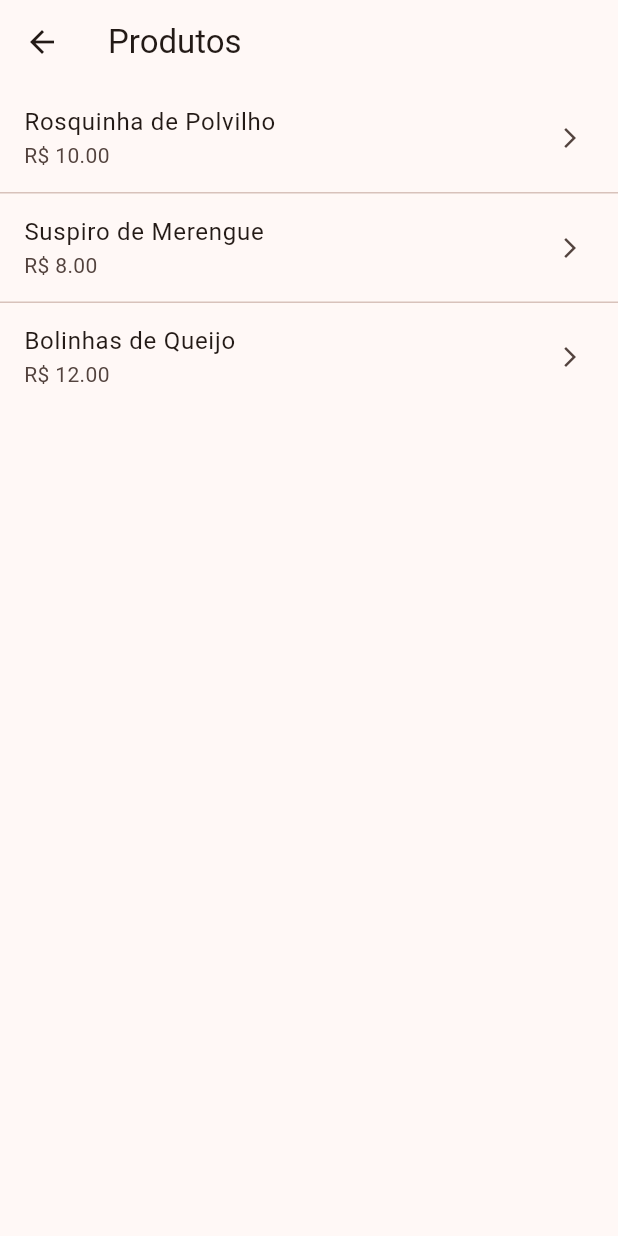
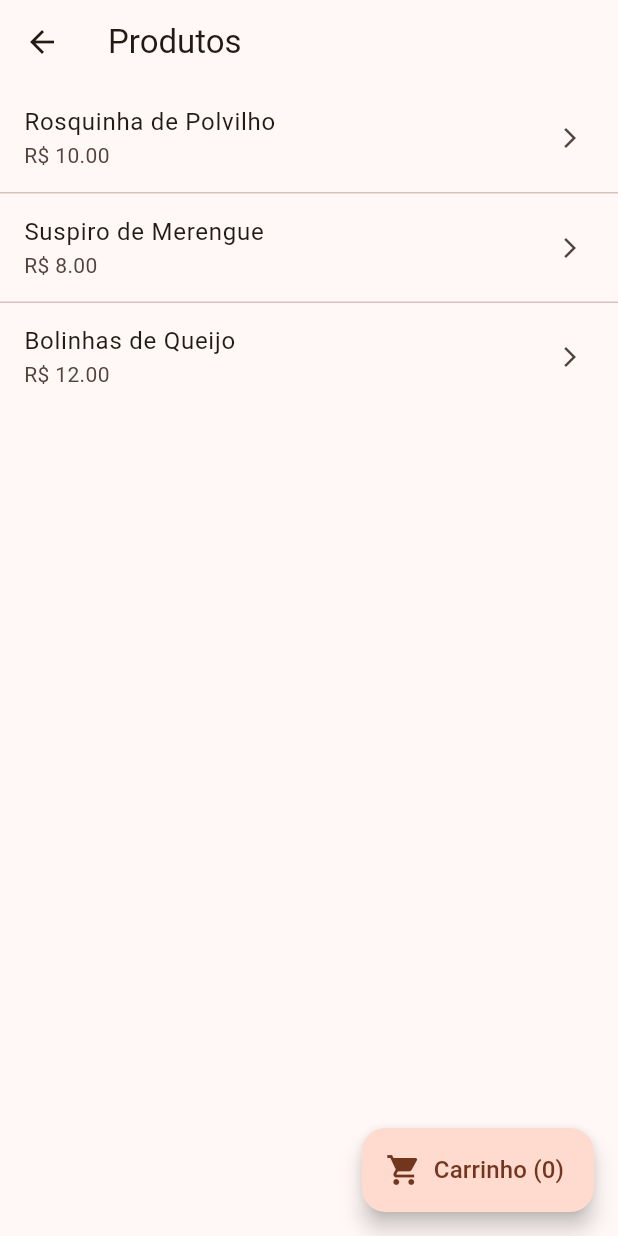
Before and after one commit to KaueMagnus/biscoitos-kaue-app, a Flutter app: the ProductsScreen screen opened directly with empty values, on a phone screen of 412 x 824 dp. Run offline on Flutter 3.47's test engine with Material 3 defaults, Android fonts, the light colour scheme and no system bars; our stand-ins replace sqflite; accounts and stored records are empty.

Commit message:
feat: cart button counter

```diff
--- a/lib/screens/products_screen.dart
+++ b/lib/screens/products_screen.dart
@@ -1,16 +1,24 @@
 import 'package:flutter/material.dart';
 import '../models/product.dart';
 import '../services/mock_data.dart';
+import '../services/cart_service.dart';
 import 'new_order_screen.dart';
+import 'cart_screen.dart';
 
-class ProductsScreen extends StatelessWidget {
+class ProductsScreen extends StatefulWidget {
   final int clientId;
 
   const ProductsScreen({super.key, required this.clientId});
 
   @override
+  State<ProductsScreen> createState() => _ProductsScreenState();
+}
+
+class _ProductsScreenState extends State<ProductsScreen> {
+  @override
   Widget build(BuildContext context) {
-    final List<Product> products = MockData.products;
+    final products = MockData.products;
+    final count = CartService.totalItems;
 
     return Scaffold(
       appBar: AppBar(
@@ -26,20 +34,38 @@ class ProductsScreen extends StatelessWidget {
             title: Text(product.name),
             subtitle: Text('R\$ ${product.price.toStringAsFixed(2)}'),
             trailing: const Icon(Icons.arrow_forward_ios, size: 16),
-            onTap: () {
-              Navigator.push(
+            onTap: () async {
+              await Navigator.push(
                 context,
                 MaterialPageRoute(
                   builder: (_) => NewOrderScreen(
-                    clientId: clientId,
+                    clientId: widget.clientId, // pega do widget
                     product: product,
                   ),
                 ),
               );
+
+              // Quando voltar da tela de Novo Pedido,
+              // força rebuild para atualizar o contador do carrinho
+              setState(() {});
             },
           );
         },
       ),
+
+      floatingActionButton: FloatingActionButton.extended(
+        onPressed: () {
+          Navigator.push(
+            context,
+            MaterialPageRoute(builder: (_) => const CartScreen()),
+          );
+        },
+        icon: const Icon(Icons.shopping_cart),
+        label: Text(
+          'Carrinho ($count)', // usa o count calculado acima
+          style: const TextStyle(fontSize: 16),
+        ),
+      ),
     );
   }
 }
--- a/lib/services/cart_service.dart
+++ b/lib/services/cart_service.dart
@@ -2,24 +2,35 @@ import '../models/cart_item.dart';
 import '../models/product.dart';
 
 class CartService {
-  static final List<CartItem> items = [];
+  // Lista interna de itens
+  static final List<CartItem> _items = [];
 
+  // Getter de leitura
+  static List<CartItem> get items => _items;
+
+  // Adiciona item ao carrinho
   static void addItem(Product product, int qty) {
-    // Caso o item já exista, soma a quantidade
-    final existing = items.where((i) => i.product.id == product.id);
+    final existing = _items.where((i) => i.product.id == product.id);
 
     if (existing.isNotEmpty) {
       existing.first.quantity += qty;
     } else {
-      items.add(CartItem(product: product, quantity: qty));
+      _items.add(CartItem(product: product, quantity: qty));
     }
   }
 
+  // Limpa carrinho
   static void clear() {
-    items.clear();
+    _items.clear();
   }
 
+  // Total de itens (soma das quantidades)
+  static int get totalItems {
+    return _items.fold<int>(0, (sum, item) => sum + item.quantity);
+  }
+
+  // Total em dinheiro
   static double get total {
-    return items.fold(0, (sum, item) => sum + item.subtotal);
+    return _items.fold<double>(0, (sum, item) => sum + item.subtotal);
   }
 }
```
